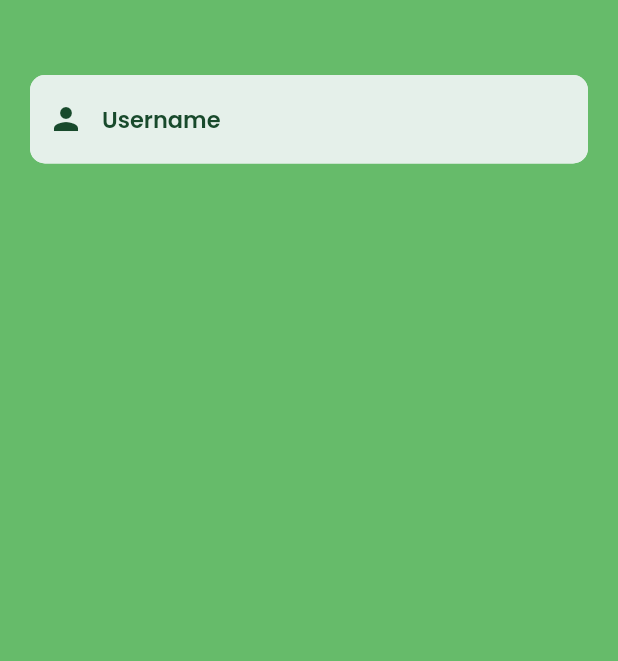
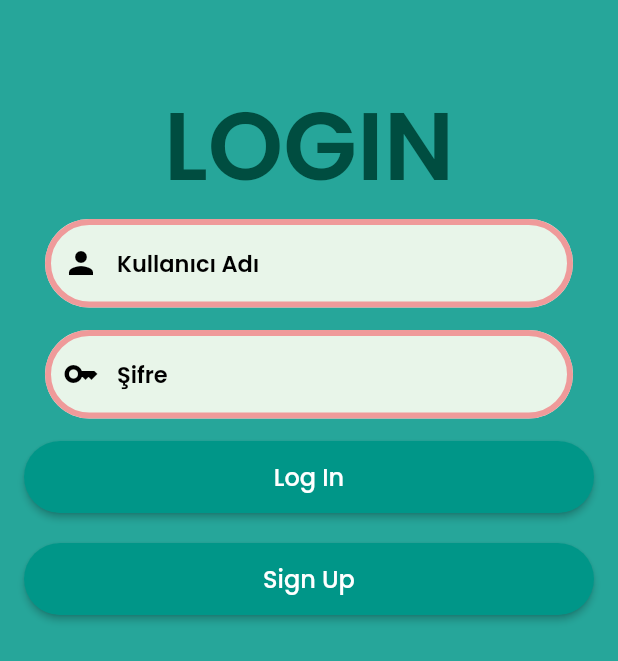
Before and after one commit to ubselcuk/flora, a Flutter app: the screen it shows after launch, after a tap on an icon or button, on a phone screen of 412 x 824 dp. Shown: the top 661 px of the screen. Run offline on Flutter 3.47's test engine with Material 2 defaults, Android fonts, the phone set to English and light mode, and no system bars; our stand-ins replace eva_icons_flutter, google_fonts, loading_indicator.

Commit message:
screens added

```diff
--- /dev/null
+++ b/lib/components/custom_button.dart
@@ -0,0 +1,43 @@
+import 'package:flora/constants.dart';
+import 'package:flutter/material.dart';
+import 'package:google_fonts/google_fonts.dart';
+
+class CustomButton extends StatelessWidget {
+  const CustomButton({
+    this.label,
+    required this.onPressed,
+    required this.btn,
+    this.ico,
+    Key? key,
+  }) : super(key: key);
+
+  final String? label;
+  final bool btn;
+  final IconData? ico;
+  final Function() onPressed;
+
+  @override
+  Widget build(BuildContext context) {
+    return ElevatedButton(
+      style: ButtonStyle(
+        padding: MaterialStateProperty.all(
+          const EdgeInsets.symmetric(vertical: 12.0),
+        ),
+        backgroundColor: MaterialStateProperty.all(loginAuthColor),
+        shape: MaterialStateProperty.all(RoundedRectangleBorder(
+          borderRadius: BorderRadius.circular(30.0),
+        )),
+      ),
+      onPressed: onPressed,
+      child: btn == true
+          ? Icon(
+              ico,
+              size: 38,
+            )
+          : Text(
+              label ?? "LABEL ERROR",
+              style: GoogleFonts.poppins(fontSize: 16.0),
+            ),
+    );
+  }
+}
--- a/lib/components/custom_text_field.dart
+++ b/lib/components/custom_text_field.dart
@@ -21,38 +21,38 @@ class CustomTextField extends StatelessWidget {
   @override
   Widget build(BuildContext context) {
     return Padding(
-      padding: const EdgeInsets.only(left: 20.0, right: 20.0, bottom: 15.0),
+      padding: const EdgeInsets.only(left: 30.0, right: 30.0, bottom: 15.0),
       child: TextField(
-        cursorColor: kDarkGreenColor,
+        cursorColor: ctfCursorColor,
         obscureText: obscureText,
         keyboardType: keyboardType,
         style: GoogleFonts.poppins(
-          color: kDarkGreenColor,
+          color: ctfTextColor,
           fontWeight: FontWeight.w600,
           fontSize: 15.0,
         ),
         decoration: InputDecoration(
           contentPadding: const EdgeInsets.all(18.0),
           filled: true,
-          fillColor: kGinColor,
+          fillColor: ctfBackgroundColor,
           prefixIcon: Icon(
             icon,
             size: 24.0,
-            color: kDarkGreenColor,
+            color: ctfIconColor,
           ),
           hintText: hintText,
           hintStyle: GoogleFonts.poppins(
-            color: kDarkGreenColor,
+            color: ctfTextColor,
             fontWeight: FontWeight.w600,
             fontSize: 15.0,
           ),
           enabledBorder: OutlineInputBorder(
-            borderRadius: BorderRadius.circular(10.0),
-            borderSide: BorderSide(color: kGinColor),
+            borderRadius: BorderRadius.circular(50.0),
+            borderSide: BorderSide(color: ctfBorderColor, width: 4),
           ),
           focusedBorder: OutlineInputBorder(
-            borderRadius: BorderRadius.circular(10.0),
-            borderSide: BorderSide(color: kDarkGreenColor),
+            borderRadius: BorderRadius.circular(50.0),
+            borderSide: BorderSide(color: ctfBorderFocusedColor, width: 4),
           ),
         ),
         onChanged: onChanged,
--- a/lib/constants.dart
+++ b/lib/constants.dart
@@ -1,16 +1,23 @@
 import 'package:flutter/material.dart';
-import 'package:google_fonts/google_fonts.dart';
 
-Color kDarkGreenColor = const Color(0xFF184A2C);
-Color kGinColor = const Color(0xFFE5F0EA);
-Color kSpiritedGreen = const Color(0xFFC1DFCB);
-Color kFoamColor = const Color(0xFFEBFDF2);
-Color kGreyColor = Colors.grey.shade600;
+// Main Constans
+String mainTitle = 'FLORA';
+ThemeData mainThemeData = ThemeData(
+  primarySwatch: Colors.green,
+);
 
 // Splash Screen Colors
 MaterialColor splashMainColor = Colors.purple;
 
-TextStyle kBillTextStyle = GoogleFonts.poppins(
-  color: kDarkGreenColor,
-  fontSize: 15.0,
-);
+// Custom Text Field Colors
+Color ctfBackgroundColor = Colors.green.shade50;
+Color ctfCursorColor = Colors.green;
+Color ctfTextColor = Colors.black;
+Color ctfIconColor = Colors.black;
+Color ctfBorderColor = Colors.red.shade200;
+Color ctfBorderFocusedColor = Colors.green.shade600;
+
+// Login Colors
+Color loginMainColor = Colors.teal.shade400;
+Color loginFontColor = Colors.teal.shade900;
+Color loginAuthColor = Colors.teal;
--- a/lib/main.dart
+++ b/lib/main.dart
@@ -1,4 +1,9 @@
+import 'package:flora/constants.dart';
+import 'package:flora/screens/home/home_screen.dart';
 import 'package:flora/screens/login/login_screen.dart';
+import 'package:flora/screens/login/register_screen.dart';
+import 'package:flora/screens/plants/plants_screen.dart';
+import 'package:flora/screens/plants/selected_plant_screen.dart';
 import 'package:flora/screens/splash/splash_screen.dart';
 import 'package:flutter/material.dart';
 
@@ -13,14 +18,16 @@ class MyApp extends StatelessWidget {
   Widget build(BuildContext context) {
     return MaterialApp(
       debugShowCheckedModeBanner: false,
-      title: 'Flora',
-      theme: ThemeData(
-        primarySwatch: Colors.blue,
-      ),
+      title: mainTitle,
+      theme: mainThemeData,
       home: const SplashScreen(),
       routes: {
         LoginScreen.id: (context) => const LoginScreen(),
         SplashScreen.id: (context) => const SplashScreen(),
+        RegisterScreen.id: (context) => const RegisterScreen(),
+        HomeScreen.id: (context) => const HomeScreen(),
+        PlantScreen.id: (context) => const PlantScreen(),
+        SelectedPlantScreen.id: (context) => const SelectedPlantScreen(),
       },
     );
   }
--- a/lib/models/plant.dart
+++ b/lib/models/plant.dart
@@ -4,6 +4,7 @@ class Plant {
   final String plantType;
   final String image;
   final String info;
+  final String shortInfo;
   final double water;
   final String waterDay;
   final String dirtType;
@@ -14,6 +15,7 @@ class Plant {
     required this.plantName,
     required this.image,
     required this.info,
+    required this.shortInfo,
     required this.water,
     required this.waterDay,
     required this.dirtType,
--- a/lib/screens/login/login_screen.dart
+++ b/lib/screens/login/login_screen.dart
@@ -1,5 +1,10 @@
+import 'package:flora/components/custom_button.dart';
 import 'package:flora/components/custom_text_field.dart';
+import 'package:flora/constants.dart';
+import 'package:flora/screens/home/home_screen.dart';
+import 'package:flora/screens/login/register_screen.dart';
 import 'package:flutter/material.dart';
+import 'package:google_fonts/google_fonts.dart';
 
 class LoginScreen extends StatefulWidget {
   const LoginScreen({Key? key}) : super(key: key);
@@ -17,19 +22,66 @@ class _LoginScreenState extends State<LoginScreen> {
 
   @override
   Widget build(BuildContext context) {
-    return Material(
-      child: Container(
-        color: Colors.green.shade400,
+    return Scaffold(
+      body: Container(
+        color: loginMainColor,
         child: Column(
           children: [
             SizedBox(height: 50),
+            Text(
+              'LOGIN',
+              style: GoogleFonts.poppins(
+                color: loginFontColor,
+                fontWeight: FontWeight.w600,
+                fontSize: 64.0,
+              ),
+            ),
             CustomTextField(
-              hintText: 'Username',
+              hintText: 'Kullanıcı Adı',
               icon: Icons.person,
               keyboardType: TextInputType.name,
               onChanged: (value) {
                 user = value != '' ? value : '';
               },
+            ),
+            CustomTextField(
+              hintText: 'Şifre',
+              icon: Icons.key,
+              keyboardType: TextInputType.name,
+              onChanged: (value) {
+                user = value != '' ? value : '';
+              },
+            ),
+            Padding(
+              padding: const EdgeInsets.only(left: 16, right: 16),
+              child: Column(
+                crossAxisAlignment: CrossAxisAlignment.stretch,
+                children: [
+                  CustomButton(
+                    btn: false,
+                    label: 'Log In',
+                    onPressed: () {
+                      Navigator.pushNamed(context, HomeScreen.id);
+                    },
+                  ),
+                ],
+              ),
+            ),
+            const SizedBox(height: 20),
+            Padding(
+              padding: const EdgeInsets.only(left: 16, right: 16),
+              child: Column(
+                crossAxisAlignment: CrossAxisAlignment.stretch,
+                children: [
+                  CustomButton(
+                    label: 'Sign Up',
+                    btn: false,
+                    onPressed: () {
+                      Navigator.pushNamed(context, RegisterScreen.id);
+                    },
+                  ),
+                ],
+              ),
             ),
           ],
         ),
--- a/lib/screens/splash/splash_screen.dart
+++ b/lib/screens/splash/splash_screen.dart
@@ -71,13 +71,16 @@ class _SplashScreenState extends State<SplashScreen> {
           const SizedBox(
             height: 10,
           ),
-          Text(
+          Padding(
+            padding: const EdgeInsets.only(left: 16, right: 16),
+            child: Text(
               plants[randomPlant].info,
               textAlign: TextAlign.center,
               style: GoogleFonts.poppins(
                 color: splashMainColor,
                 fontWeight: FontWeight.w600,
                 fontSize: 12.0,
+              ),
             ),
           ),
           const SizedBox(
```
Also changed, not shown: lib/data.dart (+55 -9 lines), lib/screens/home/home_screen.dart (added, +61 -0 lines), lib/screens/login/register_screen.dart (added, +33 -0 lines), lib/screens/plants/plants_screen.dart (added, +114 -0 lines), lib/screens/plants/selected_plant_screen.dart (added, +19 -0 lines), lib/assets/loading.png (deleted), 3 other files. Lines whose indentation alone changed are shown as unchanged.
